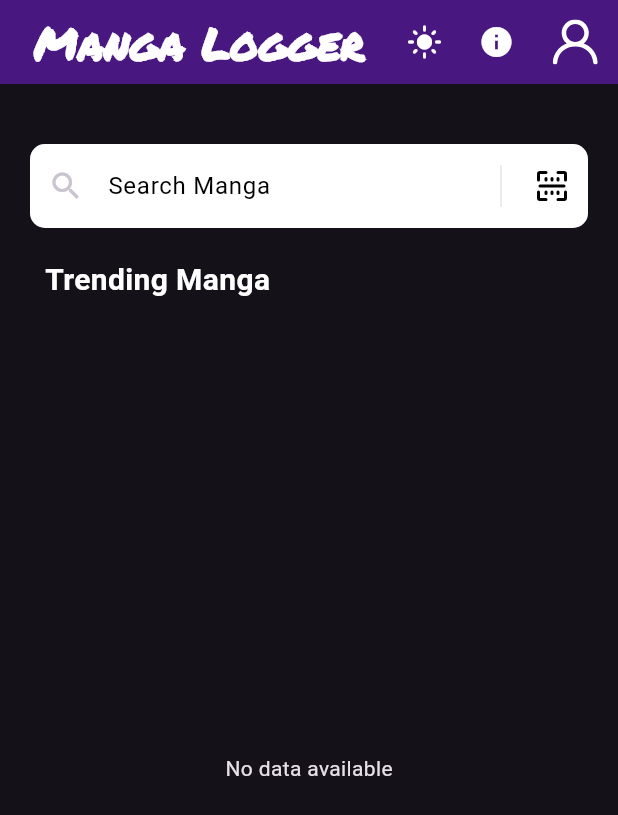
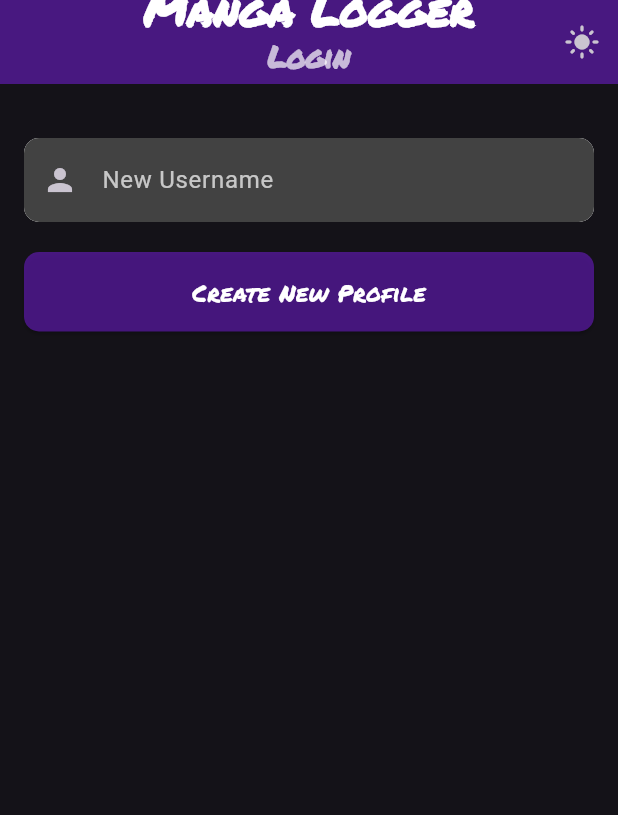
Before and after one commit to Detopall/manga-logger, a Flutter app: the screen it shows after launch, on a phone screen of 412 x 824 dp. Shown: the top 815 px of the screen. Run offline on Flutter 3.47's test engine with Material 3 defaults, Android fonts, the phone set to English and light mode, and no system bars; our stand-ins replace flutter_markdown, flutter_svg, sqflite; missing offline and left inert: flutter_barcode_scanner; accounts and stored records are empty.

Commit message:
login/out functionality added tests added, recently logged in user so they don't have to log in each time

```diff
--- a/lib/main.dart
+++ b/lib/main.dart
@@ -1,5 +1,5 @@
 import 'package:flutter/material.dart';
-import 'package:manga_logger/pages/home.dart';
+import 'package:manga_logger/pages/login.dart';
 
 void main() {
   runApp(const MyApp());
@@ -8,14 +8,13 @@ void main() {
 class MyApp extends StatelessWidget {
   const MyApp({super.key});
 
-  // This widget is the root of your application.
   @override
   Widget build(BuildContext context) {
     return MaterialApp(
       debugShowCheckedModeBanner: false,
       theme: ThemeData(fontFamily: "Poppins"),
       title: 'Manga Logger',
-      home: const HomePage(),
+      home: const LoginPage(),
     );
   }
 }
--- a/lib/pages/home.dart
+++ b/lib/pages/home.dart
@@ -7,9 +7,11 @@ import 'package:manga_logger/pages/about.dart';
 import 'package:manga_logger/pages/manga_details_page.dart';
 import 'package:flutter_barcode_scanner/flutter_barcode_scanner.dart';
 import 'package:manga_logger/pages/profile.dart';
+import 'package:manga_logger/models/user.dart';
 
 class HomePage extends StatefulWidget {
-  const HomePage({super.key});
+  final User user;
+  const HomePage({super.key, required this.user});
 
   @override
   State<HomePage> createState() => _HomePageState();
@@ -42,6 +44,8 @@ class _HomePageState extends State<HomePage> {
 
     loadMangaData(url);
   }
+
+  Future<void> initializeUserState() async {}
 
   Future<void> loadMangaData(String url) async {
     setState(() {
@@ -180,7 +184,8 @@ class _HomePageState extends State<HomePage> {
                 Navigator.push(
                   context,
                   MaterialPageRoute(
-                    builder: (context) => ProfilePage(isDarkMode: isDarkMode),
+                    builder: (context) =>
+                        ProfilePage(isDarkMode: isDarkMode, user: widget.user),
                   ),
                 );
               },
--- /dev/null
+++ b/lib/pages/login.dart
@@ -0,0 +1,231 @@
+import 'package:flutter/material.dart';
+import 'package:manga_logger/models/database_helper.dart';
+import 'package:manga_logger/models/user.dart';
+import 'package:manga_logger/pages/home.dart';
+
+class LoginPage extends StatefulWidget {
+  const LoginPage({super.key});
+
+  @override
+  LoginPageState createState() => LoginPageState();
+}
+
+class LoginPageState extends State<LoginPage> {
+  final TextEditingController _usernameController = TextEditingController();
+  final DatabaseHelper _dbHelper = DatabaseHelper();
+  List<User> _users = [];
+  bool _loading = true;
+  bool isDarkMode = true;
+
+  @override
+  void initState() {
+    super.initState();
+    _loadUsers();
+  }
+
+  Future<void> _loadUsers() async {
+    try {
+      List<User> users = await _dbHelper.getUsers();
+      setState(() {
+        _users = users;
+        _loading = false;
+      });
+    } catch (e) {
+      setState(() {
+        _loading = false;
+      });
+    }
+  }
+
+  Future<void> _login(User user) async {
+    try {
+      if (!mounted) return;
+
+      await _dbHelper.setLastLoggedInUser(user.userId);
+
+      Navigator.of(context).pushReplacement(
+        MaterialPageRoute(
+          builder: (context) => HomePage(user: user),
+        ),
+      );
+    } catch (e) {
+      if (mounted) {
+        ScaffoldMessenger.of(context).showSnackBar(
+          const SnackBar(
+            content: Text('Failed to log in. Please try again.'),
+          ),
+        );
+      }
+    }
+  }
+
+  Future<void> _createNewProfile() async {
+    String username = _usernameController.text.trim();
+    if (username.isNotEmpty) {
+      try {
+        User user;
+        try {
+          user = await _dbHelper.getUserByUsername(username);
+        } catch (e) {
+          await _dbHelper.insertUser(username);
+          user = await _dbHelper.getUserByUsername(username);
+        }
+
+        if (!mounted) return;
+
+        await _dbHelper.setLastLoggedInUser(user.userId);
+
+        Navigator.of(context).pushReplacement(
+          MaterialPageRoute(
+            builder: (context) => HomePage(user: user),
+          ),
+        );
+      } catch (e) {
+        if (mounted) {
+          ScaffoldMessenger.of(context).showSnackBar(
+            const SnackBar(
+              content:
+                  Text('Failed to create a new profile. Please try again.'),
+            ),
+          );
+        }
+      }
+    }
+  }
+
+  @override
+  Widget build(BuildContext context) {
+    return MaterialApp(
+      debugShowCheckedModeBanner: false,
+      theme: isDarkMode ? ThemeData.dark() : ThemeData.light(),
+      home: Scaffold(
+        appBar: AppBar(
+          title: Column(
+            crossAxisAlignment: CrossAxisAlignment.center,
+            children: [
+              Text(
+                'Manga Logger',
+                textAlign: TextAlign.center,
+                overflow: TextOverflow.ellipsis,
+                maxLines: 1,
+                softWrap: false,
+                style: TextStyle(
+                  color: isDarkMode ? Colors.white : Colors.black,
+                  fontFamily: 'PermanentMarker',
+                  fontSize: 30,
+                  fontWeight: FontWeight.bold,
+                ),
+              ),
+              SizedBox(
+                height: 45,
+                child: Text(
+                  'Login',
+                  textAlign: TextAlign.center,
+                  style: TextStyle(
+                    color: isDarkMode ? Colors.white70 : Colors.black54,
+                    fontSize: 20,
+                    fontWeight: FontWeight.bold,
+                    fontFamily: 'PermanentMarker',
+                  ),
+                ),
+              ),
+            ],
+          ),
+          backgroundColor: const Color.fromRGBO(124, 30, 232, 0.5),
+          centerTitle: true,
+          elevation: 0.0,
+          actions: [
+            IconButton(
+              onPressed: () {
+                setState(() {
+                  isDarkMode = !isDarkMode;
+                });
+              },
+              icon: Icon(isDarkMode ? Icons.light_mode : Icons.dark_mode),
+            ),
+          ],
+        ),
+        body: Padding(
+          padding: const EdgeInsets.all(16.0),
+          child: Column(
+            mainAxisAlignment: MainAxisAlignment.center,
+            children: [
+              _loading
+                  ? const Center(child: CircularProgressIndicator())
+                  : Expanded(
+                      child: ListView(
+                        children: [
+                          ..._users.map((user) => Card(
+                                margin:
+                                    const EdgeInsets.symmetric(vertical: 8.0),
+                                child: ListTile(
+                                  title: Text(user.username),
+                                  onTap: () => _login(user),
+                                ),
+                              )),
+                          const SizedBox(height: 20),
+                          Container(
+                            decoration: BoxDecoration(
+                              boxShadow: [
+                                BoxShadow(
+                                  color: Colors.grey.withOpacity(0.5),
+                                ),
+                              ],
+                              color: Colors.white,
+                              borderRadius: BorderRadius.circular(10.0),
+                            ),
+                            child: _newUsername(),
+                          ),
+                          const SizedBox(height: 20),
+                          _newProfileBtn(),
+                        ],
+                      ),
+                    ),
+            ],
+          ),
+        ),
+      ),
+    );
+  }
+
+  TextField _newUsername() {
+    return TextField(
+      controller: _usernameController,
+      decoration: InputDecoration(
+        prefixIcon: const Icon(Icons.person),
+        hintText: 'New Username',
+        hintStyle:
+            TextStyle(color: isDarkMode ? Colors.white70 : Colors.black54),
+        border: const OutlineInputBorder(
+          borderRadius: BorderRadius.all(Radius.circular(10.0)),
+          borderSide: BorderSide.none,
+        ),
+        filled: true,
+        fillColor: isDarkMode ? Colors.grey[800] : Colors.white,
+      ),
+      style: TextStyle(color: isDarkMode ? Colors.white : Colors.black),
+      cursorColor: isDarkMode ? Colors.white : Colors.black,
+    );
+  }
+
+  ElevatedButton _newProfileBtn() {
+    return ElevatedButton(
+      onPressed: _createNewProfile,
+      style: ElevatedButton.styleFrom(
+        backgroundColor: const Color.fromRGBO(124, 30, 232, 0.5),
+        shape: RoundedRectangleBorder(
+          borderRadius: BorderRadius.circular(10.0),
+        ),
+        padding: const EdgeInsets.symmetric(vertical: 15),
+      ),
+      child: Text(
+        'Create New Profile',
+        style: TextStyle(
+          color: isDarkMode ? Colors.white : Colors.black,
+          fontFamily: 'PermanentMarker',
+          fontSize: 16,
+        ),
+      ),
+    );
+  }
+}
```
Also changed, not shown: lib/models/database_helper.dart (+41 -0 lines), lib/pages/profile.dart (+63 -50 lines), 2 other files.
